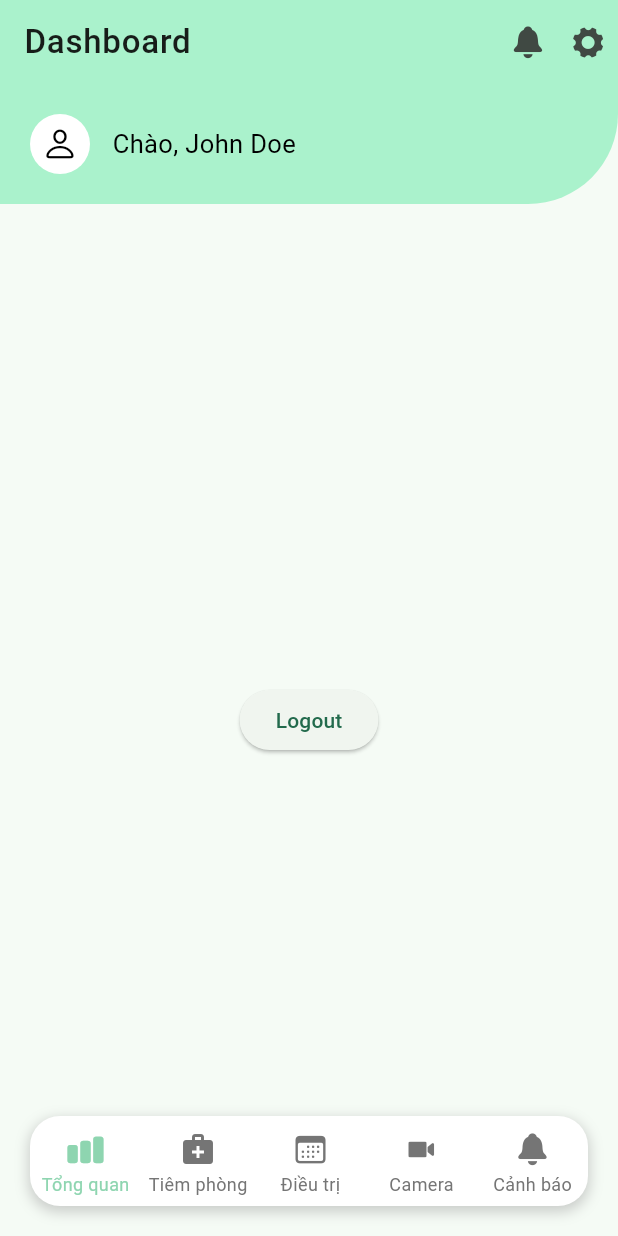
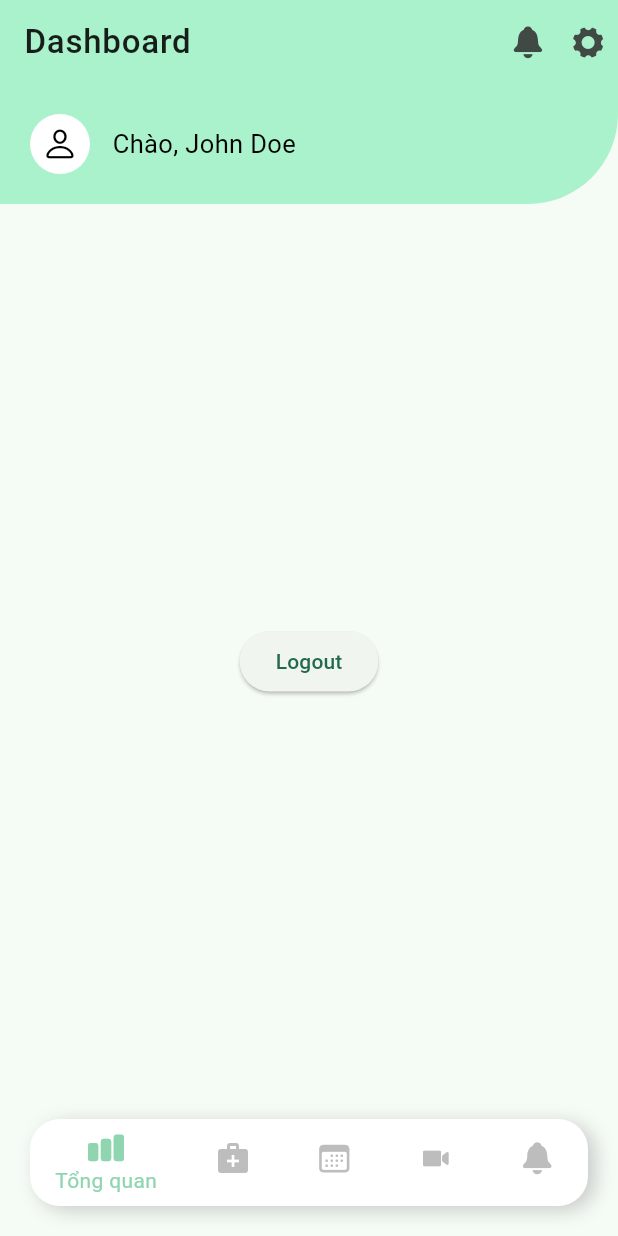
Before and after one commit to vma-pf/vma-mobile, a Flutter app: the LayoutPage screen opened by its route, on a phone screen of 412 x 824 dp. Run offline on Flutter 3.47's test engine with Material 3 defaults, Android fonts, the light colour scheme and no system bars; our stand-ins replace accordion, dio, either_dart, fl_chart, flutter_secure_storage, go_router and 1 more; missing offline and left inert: signalr_netcore; accounts and stored records are empty.

Commit message:
refactor: update navigation bar

```diff
--- a/lib/app/screens/layout.dart
+++ b/lib/app/screens/layout.dart
@@ -5,6 +5,7 @@ import 'package:vma/app/screens/management/vaccination.dart';
 import 'package:vma/app/screens/pig_detail/screen.dart';
 import 'package:vma/app/screens/pig_list/screen.dart';
 import 'package:vma/app/screens/vaccination_plans/screen.dart';
+import 'package:vma/app/widgets/vma_navigation_bar.dart';
 
 class LayoutPage extends StatefulWidget {
   const LayoutPage({super.key});
@@ -13,169 +14,71 @@ class LayoutPage extends StatefulWidget {
   State<LayoutPage> createState() => _LayoutPageState();
 }
 
-List<IconData> _icons = [
-  CupertinoIcons.chart_bar_fill,
-  Icons.medical_services,
-  CupertinoIcons.calendar,
-  CupertinoIcons.video_camera_solid,
-  CupertinoIcons.bell_fill,
-];
-
-List<String> _titles = [
-  'Tổng quan',
-  'Tiêm phòng',
-  'Điều trị',
-  'Camera',
-  "Cảnh báo",
-];
-
 int _isSelectedIndex = 0;
 
 class _LayoutPageState extends State<LayoutPage> {
-  static const List<Widget> _widgetOptions = <Widget>[
-    MyHomePage(title: "Hello, World!"),
-    Vaccination(),
-    // TreatmentPlan(),
-    // Camera(),
-    PigDetail(pigId: '1cb82ddc-21d6-4253-9a61-5cec43d024cf'),
-    PigList(),
-    VaccinationPlans(herdId: '31c334fc-308a-40a9-a058-21bc4c4a3da0'),
-    // Alert(),
+  static final List<NavigationItem> _navigationItems = <NavigationItem>[
+    NavigationItem(
+      icon: CupertinoIcons.chart_bar_fill,
+      title: 'Tổng quan',
+      screen: const MyHomePage(title: "Hello, World!"),
+    ),
+    NavigationItem(
+      icon: Icons.medical_services,
+      title: 'Tiêm phòng',
+      screen: const Vaccination(),
+    ),
+    NavigationItem(
+      icon: CupertinoIcons.calendar,
+      title: 'Điều trị',
+      screen: const PigDetail(pigId: '1cb82ddc-21d6-4253-9a61-5cec43d024cf'),
+    ),
+    NavigationItem(
+      icon: CupertinoIcons.video_camera_solid,
+      title: 'Camera',
+      screen: const PigList(),
+    ),
+    NavigationItem(
+      icon: CupertinoIcons.bell_fill,
+      title: 'Cảnh báo',
+      screen: const VaccinationPlans(
+        herdId: '31c334fc-308a-40a9-a058-21bc4c4a3da0',
+      ),
+    ),
   ];
+
+  void _onTabSelected(int index) {
+    setState(() {
+      _isSelectedIndex = index;
+    });
+  }
 
   @override
   Widget build(BuildContext context) {
-    // String currentRoute = ModalRoute.of(context)!.settings.name!;
-    // print(currentRoute);
     return Scaffold(
-      body: Stack(
-        children: [
-          _widgetOptions.elementAt(_isSelectedIndex),
-          Align(
-            alignment: Alignment.bottomCenter,
-            child: _navBar(),
-          ),
-        ],
-      ),
-      // bottomNavigationBar: Container(
-      //   margin: const EdgeInsets.only(left: 20, right: 20, bottom: 20),
-      //   padding:
-      //       const EdgeInsets.only(top: 10, left: 10, right: 10, bottom: 10),
-      //   decoration: BoxDecoration(
-      //     color: Colors.white,
-      //     borderRadius: BorderRadius.circular(20),
-      //   ),
-      //   child: BottomNavigationBar(
-      //     backgroundColor: const Color.fromARGB(255, 255, 255, 255),
-      //     elevation: 0,
-      //     items: const <BottomNavigationBarItem>[
-      //       BottomNavigationBarItem(
-      //         icon: Icon(CupertinoIcons.chart_bar_fill),
-      //         label: 'Tổng quan',
-      //         backgroundColor: Colors.transparent,
-      //       ),
-      //       BottomNavigationBarItem(
-      //         icon: Icon(Icons.medical_services),
-      //         label: 'Tiêm phòng',
-      //         // backgroundColor: Colors.white,
-      //       ),
-      //       BottomNavigationBarItem(
-      //         icon: Icon(CupertinoIcons.calendar),
-      //         label: 'Điều trị',
-      //         // backgroundColor: Colors.white,
-      //       ),
-      //       BottomNavigationBarItem(
-      //         icon: Icon(CupertinoIcons.video_camera_solid),
-      //         label: 'Camera',
-      //         // backgroundColor: Colors.white,
-      //       ),
-      //       BottomNavigationBarItem(
-      //         icon: Icon(CupertinoIcons.bell),
-      //         label: 'Cảnh báo',
-      //         // backgroundColor: Colors.white,
-      //       ),
-      //     ],
-      //     currentIndex: _isSelectedIndex,
-      //     type: BottomNavigationBarType.shifting,
-      //     selectedItemColor: Theme.of(context).colorScheme.inversePrimary,
-      //     onTap: (index) {
-      //       setState(() {
-      //         _isSelectedIndex = index;
-      //       });
-      //     },
-      //     unselectedItemColor: Colors.grey[400],
-      //   ),
-      // ),
-    );
-  }
-
-  Widget _navBar() {
-    return Container(
-      height: 60,
-      margin: const EdgeInsets.only(right: 20, left: 20, bottom: 20),
-      padding: const EdgeInsets.only(top: 5, left: 5, right: 5, bottom: 5),
-      decoration: BoxDecoration(
-        color: Colors.white,
-        borderRadius: BorderRadius.circular(20),
-        boxShadow: [
-          BoxShadow(
-            color: Colors.grey.withOpacity(0.5),
-            spreadRadius: 1,
-            blurRadius: 7,
-            offset: const Offset(0, 3),
-          ),
-        ],
-      ),
-      child: Row(
-        mainAxisAlignment: MainAxisAlignment.spaceBetween,
-        verticalDirection: VerticalDirection.down,
-        textDirection: TextDirection.ltr,
-        children: _icons.map(
-          (icon) {
-            int index = _icons.indexOf(icon);
-            bool isSelected = _icons.indexOf(icon) == _isSelectedIndex;
-            return Material(
-              color: Colors.transparent,
-              child: GestureDetector(
-                onTap: () => setState(() {
-                  _isSelectedIndex = index;
-                }),
-                child: SingleChildScrollView(
-                  child: Column(
-                    children: [
-                      Container(
-                        alignment: Alignment.center,
-                        margin: const EdgeInsets.only(
-                          top: 5,
-                          bottom: 0,
-                          left: 20,
-                          right: 20,
-                        ),
-                        child: Icon(
-                          icon,
-                          color: isSelected
-                              ? Theme.of(context).colorScheme.primaryFixedDim
-                              : Colors.grey[600],
-                        ),
-                      ),
-                      Text(
-                        _titles[index],
-                        style: TextStyle(
-                          color: isSelected
-                              ? Theme.of(context).colorScheme.primaryFixedDim
-                              : Colors.grey[600],
-                          fontSize: 12,
-                          height: 2,
-                        ),
-                      ),
-                    ],
-                  ),
-                ),
-              ),
-            );
-          },
-        ).toList(),
+      body: _navigationItems[_isSelectedIndex].screen,
+      bottomNavigationBar: Theme(
+        data: ThemeData(
+          colorScheme: Theme.of(context).colorScheme,
+          highlightColor: Colors.transparent,
+        ),
+        child: VMANavigationBar(
+          items: _navigationItems,
+          onTabSelected: _onTabSelected,
+        ),
       ),
     );
   }
 }
+
+class NavigationItem {
+  final IconData icon;
+  final String title;
+  final Widget screen;
+
+  NavigationItem({
+    required this.icon,
+    required this.title,
+    required this.screen,
+  });
+}
--- /dev/null
+++ b/lib/app/widgets/vma_navigation_bar.dart
@@ -0,0 +1,69 @@
+import 'package:flutter/material.dart';
+import 'package:vma/app/common/vma_state.dart';
+import 'package:vma/app/screens/layout.dart';
+
+class VMANavigationBar extends StatefulWidget {
+  final Function(int) onTabSelected;
+  final List<NavigationItem> items;
+
+  const VMANavigationBar({
+    super.key,
+    required this.onTabSelected,
+    required this.items,
+  });
+
+  @override
+  State<StatefulWidget> createState() => _VMANavigationBarState();
+}
+
+class _VMANavigationBarState extends VMAState<VMANavigationBar> {
+  int _selectedTabIndex = 0;
+
+  void _changeTab(int tabIndex) {
+    if (tabIndex == _selectedTabIndex) return;
+    setState(() {
+      _selectedTabIndex = tabIndex;
+    });
+    widget.onTabSelected(tabIndex);
+  }
+
+  @override
+  Widget build(BuildContext context) {
+    return Container(
+      margin: const EdgeInsets.only(left: 20, right: 20, bottom: 20),
+      decoration: BoxDecoration(
+        color: Colors.white,
+        borderRadius: BorderRadius.circular(20),
+        boxShadow: [
+          BoxShadow(
+            color: Colors.grey.withOpacity(0.5),
+            blurRadius: 10,
+            spreadRadius: 0,
+            offset: const Offset(5, 3),
+          ),
+        ],
+      ),
+      child: ClipRRect(
+        borderRadius: BorderRadius.circular(20),
+        child: BottomNavigationBar(
+          backgroundColor: const Color.fromARGB(255, 255, 255, 255),
+          elevation: 0,
+          items: widget.items
+              .map(
+                (item) => BottomNavigationBarItem(
+                  icon: Icon(item.icon),
+                  label: item.title,
+                  backgroundColor: Colors.transparent,
+                ),
+              )
+              .toList(),
+          currentIndex: _selectedTabIndex,
+          type: BottomNavigationBarType.shifting,
+          selectedItemColor: Theme.of(context).colorScheme.inversePrimary,
+          onTap: _changeTab,
+          unselectedItemColor: Colors.grey[400],
+        ),
+      ),
+    );
+  }
+}
```
